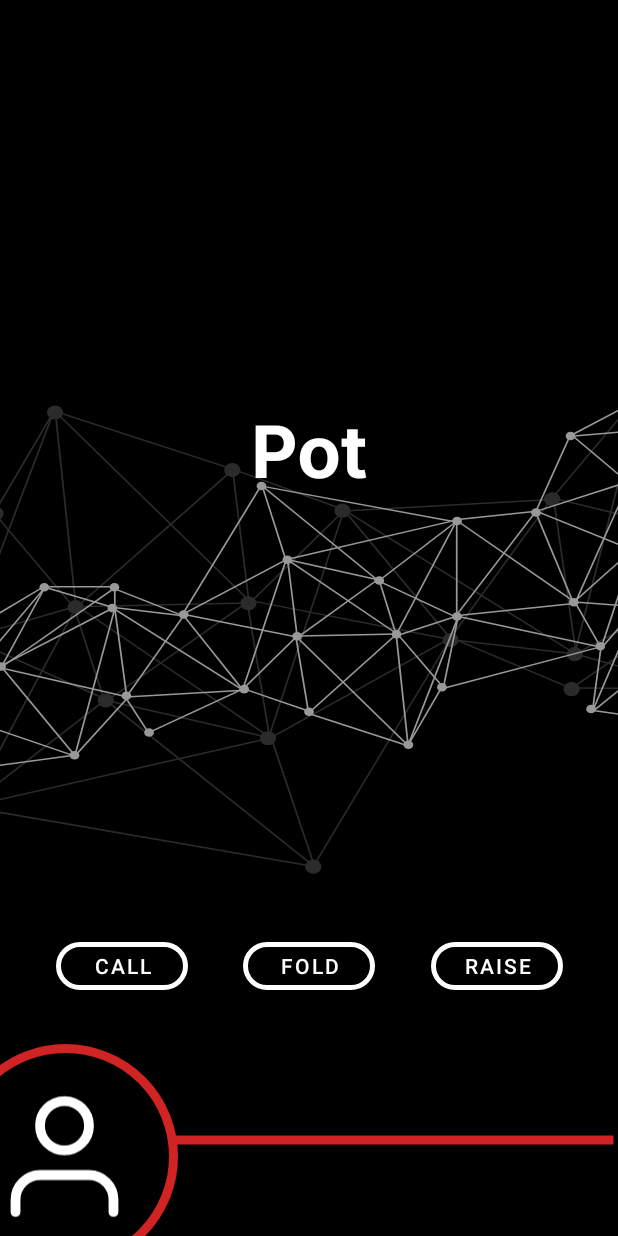
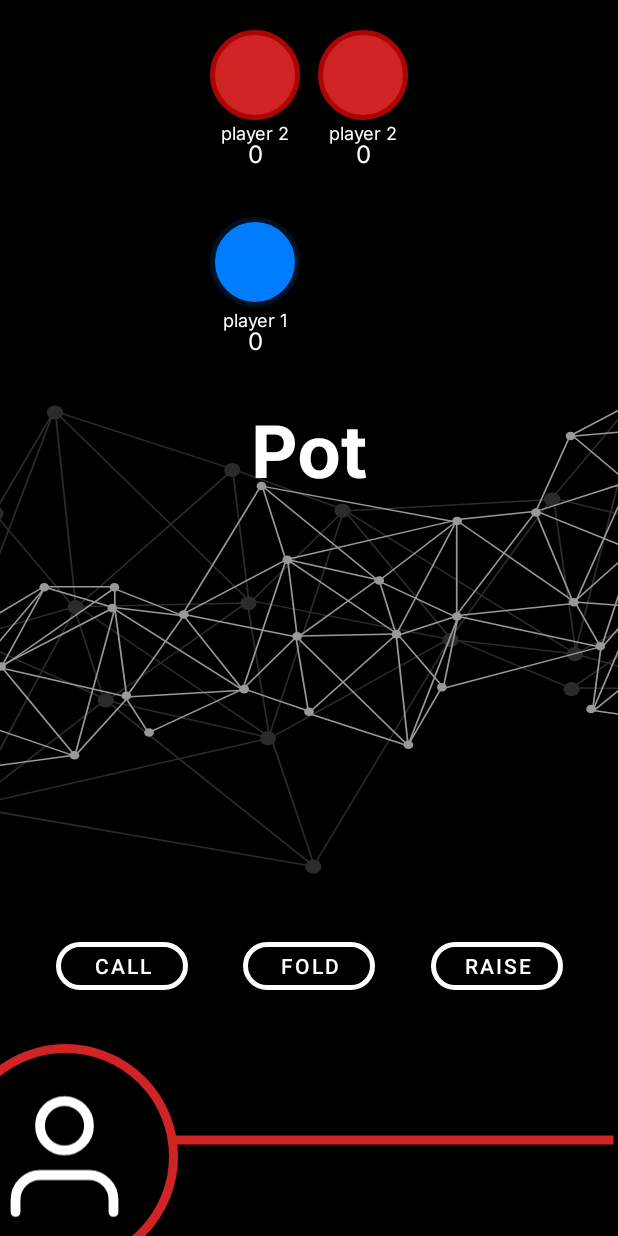
Before and after one commit to Tvinkvinter/MobileCroupier, an Android app: the GameScreenFragment screen opened through its navigation route, on a phone screen of 412 x 824 dp. Run offline under Robolectric (Android 15) with nearby library versions, the phone set to English and light mode, and no system bars.

Commit message:
feature: add default players on ConfigureScreenFragment

```diff
--- a/app/src/main/java/com/atarusov/pokerapp/screens/ConfigureScreenFragment.kt
+++ b/app/src/main/java/com/atarusov/pokerapp/screens/ConfigureScreenFragment.kt
@@ -27,6 +27,7 @@ import com.atarusov.pokerapp.PlayersAdapter
 import com.atarusov.pokerapp.R
 import com.atarusov.pokerapp.custom_views.ColorPickSquare
 import com.atarusov.pokerapp.databinding.FragmentConfigureScreenBinding
+import com.atarusov.pokerapp.model.Player
 
 class ConfigureScreenFragment : Fragment() {
 
@@ -55,6 +56,20 @@ class ConfigureScreenFragment : Fragment() {
                 viewModel.deletePlayer(it)
             })
         binding.playersList.adapter = adapter
+
+        //TODO: temporary solution
+        viewModel.addDefaultPlayers(
+            listOf(
+                Player(
+                    requireContext().getColor(R.color.blue), null,
+                    getString(R.string.default_player_name, 1), 0
+                ),
+                Player(
+                    requireContext().getColor(R.color.red), null,
+                    getString(R.string.default_player_name, 2), 0
+                ),
+            )
+        )
 
         binding.addPlayerBtn.setOnClickListener {
             viewModel.showDialog()
--- a/app/src/main/java/com/atarusov/pokerapp/screens/ConfigureScreenViewModel.kt
+++ b/app/src/main/java/com/atarusov/pokerapp/screens/ConfigureScreenViewModel.kt
@@ -65,6 +65,10 @@ class ConfigureScreenViewModel(
             playersService.addPlayer(player)
             hideDialog()
         }
+    }
+
+    fun addDefaultPlayers(players: List<Player>){
+        players.forEach { addPlayer(it) }
     }
 
     private fun updatePlayer(player: Player) {
--- a/app/src/main/res/values/strings.xml
+++ b/app/src/main/res/values/strings.xml
@@ -1,12 +1,10 @@
 <resources>
     <string name="app_name">PokerApp</string>
-    <string name="pot_title">Pot</string>
-    <string name="button_call">Call</string>
-    <string name="button_fold">Fold</string>
-    <string name="button_raise">Raise</string>
+
+    <!-- configure screen -->
     <string name="add_player_button">Add player</string>
     <string name="start_game">Start game</string>
-    <string name="unknown_player">Player</string>
+    <string name="default_player_name">player %d</string>
 
     <!-- dialog set player -->
     <string name="button_cancel">Cancel</string>
@@ -18,4 +16,10 @@
     <string name="avatar_description">Player\'s avatar</string>
     <string name="deleting_cross_description">The cross that removes the player</string>
 
+    <!-- game screen -->
+    <string name="pot_title">Pot</string>
+    <string name="button_call">Call</string>
+    <string name="button_fold">Fold</string>
+    <string name="button_raise">Raise</string>
+
 </resources>
```
